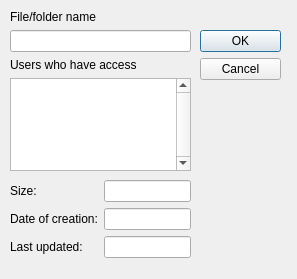
Before: the Qt Designer form client/view/propdialog.ui in dima-vs/Easy-Crossplatform-Drive, drawn with Qt 5.
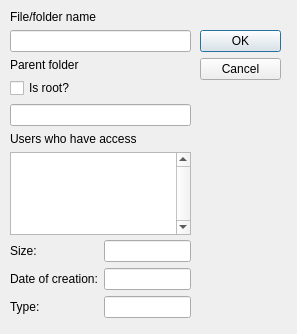
After: the same form once the commit is applied.

```diff
--- a/client/view/propdialog.ui
+++ b/client/view/propdialog.ui
@@ -7,7 +7,7 @@
     <x>0</x>
     <y>0</y>
     <width>297</width>
-    <height>279</height>
+    <height>334</height>
    </rect>
   </property>
   <property name="windowTitle">
@@ -29,11 +29,11 @@
     <set>QDialogButtonBox::StandardButton::Cancel|QDialogButtonBox::StandardButton::Ok</set>
    </property>
   </widget>
-  <widget class="QWidget" name="">
+  <widget class="QWidget" name="layoutWidget">
    <property name="geometry">
     <rect>
      <x>10</x>
-     <y>180</y>
+     <y>240</y>
      <width>181</width>
      <height>86</height>
     </rect>
@@ -70,7 +70,7 @@
     <item row="2" column="0">
      <widget class="QLabel" name="label_4">
       <property name="text">
-       <string>Last updated:</string>
+       <string>Type:</string>
       </property>
      </widget>
     </item>
@@ -83,13 +83,13 @@
     </item>
    </layout>
   </widget>
-  <widget class="QWidget" name="">
+  <widget class="QWidget" name="layoutWidget">
    <property name="geometry">
     <rect>
      <x>10</x>
      <y>10</y>
      <width>181</width>
-     <height>161</height>
+     <height>225</height>
     </rect>
    </property>
    <layout class="QVBoxLayout" name="verticalLayout">
@@ -101,7 +101,24 @@
      </widget>
     </item>
     <item>
-     <widget class="QLineEdit" name="lineEdit"/>
+     <widget class="QLineEdit" name="filenameEdit"/>
+    </item>
+    <item>
+     <widget class="QLabel" name="label_6">
+      <property name="text">
+       <string>Parent folder</string>
+      </property>
+     </widget>
+    </item>
+    <item>
+     <widget class="QCheckBox" name="checkBox">
+      <property name="text">
+       <string>Is root?</string>
+      </property>
+     </widget>
+    </item>
+    <item>
+     <widget class="QLineEdit" name="parentnameEdit"/>
     </item>
     <item>
      <widget class="QLabel" name="label_2">
```
